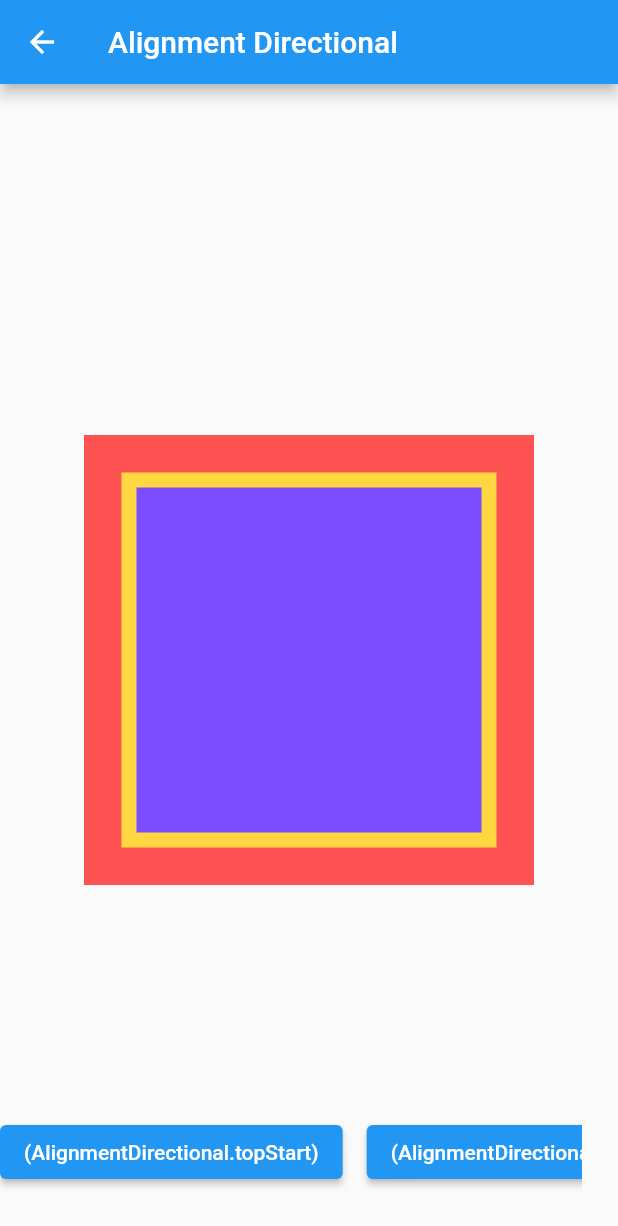
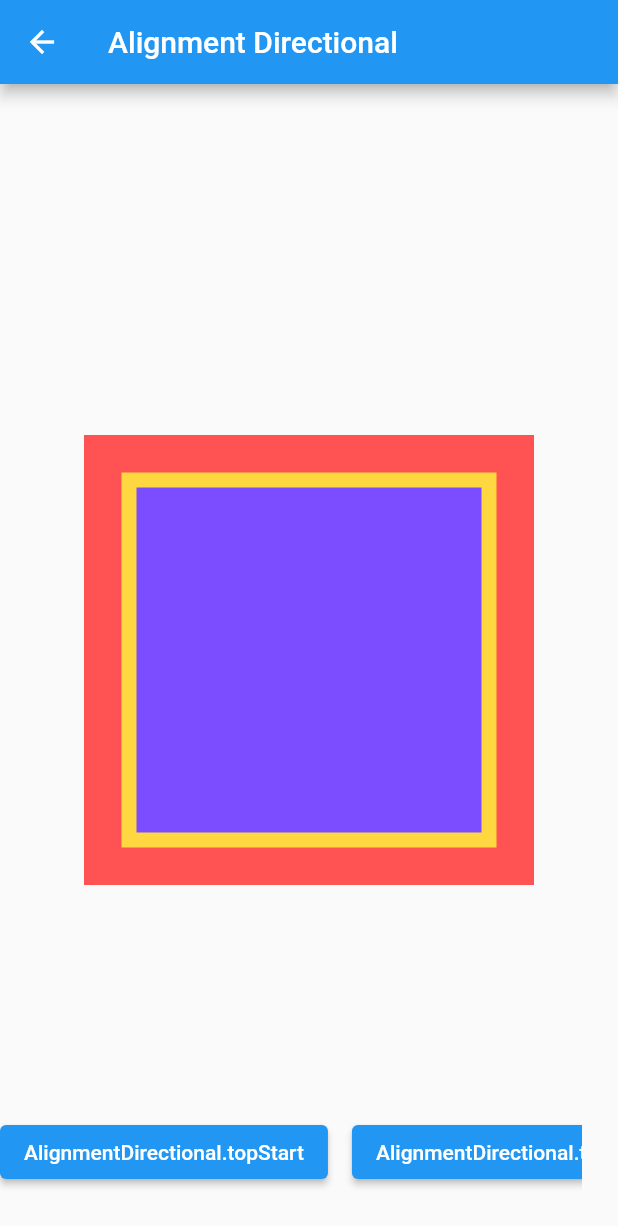
Before and after one commit to ChhailengTim/flutter_libraries, a Flutter app: the AlignmentDirectionalScreen screen opened by its route, on a phone screen of 412 x 824 dp. Shown: the top 1226 px of the screen. Run offline on Flutter 3.47's test engine with Material 2 defaults, Android fonts, the phone set to English and light mode, and no system bars; our stand-ins replace get.

Commit message:
fix alignmentDirectional done

```diff
--- a/lib/class_a/view/alignmentdirectional.dart
+++ b/lib/class_a/view/alignmentdirectional.dart
@@ -9,18 +9,15 @@ class AlignmentDirectionalScreen extends StatefulWidget {
       _AlignmentDirectionalScreenState();
 }
 
+AlignmentGeometry? align;
+
 class _AlignmentDirectionalScreenState
     extends State<AlignmentDirectionalScreen> {
   @override
   Widget build(BuildContext context) {
     final appText = Get.put(AppText());
-    var listAlign = [
-      'AlignmentDirectional.center',
-      'ssa',
-      'test',
-    ];
 
-    List<Map<String, dynamic>> listAlignmentDirectional = [
+    List<Map<String, AlignmentGeometry>> listAlignmentDirectional = [
       {
         'AlignmentDirectional': AlignmentDirectional.topStart,
       },
@@ -56,7 +53,7 @@ class _AlignmentDirectionalScreenState
       ),
       body: Center(
         child: Stack(
-          alignment: AlignmentDirectional.center,
+          alignment: align ?? AlignmentDirectional.center,
           children: [
             Container(
               width: 300,
@@ -86,7 +83,13 @@ class _AlignmentDirectionalScreenState
                 .map((e) => Padding(
                       padding: const EdgeInsets.all(8.0),
                       child: ElevatedButton(
-                          child: Text(e.values.toString()), onPressed: () {}),
+                        child: Text('${e.values.first}'),
+                        onPressed: () {
+                          setState(() {
+                            align = e.values.first;
+                          });
+                        },
+                      ),
                     ))
                 .toList(),
           ),
```
